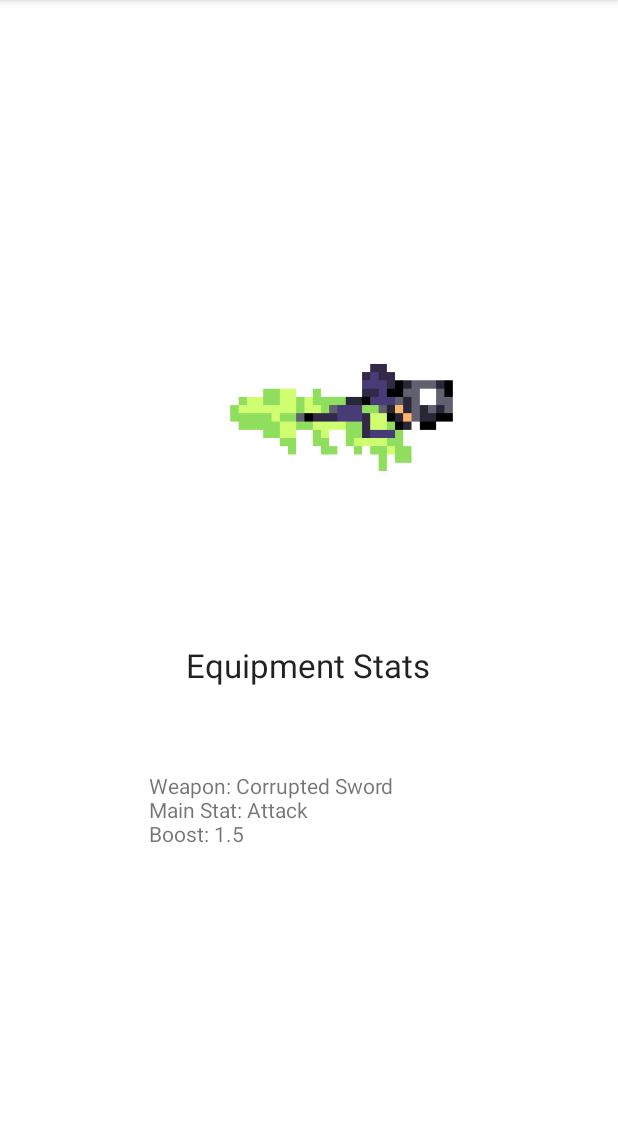
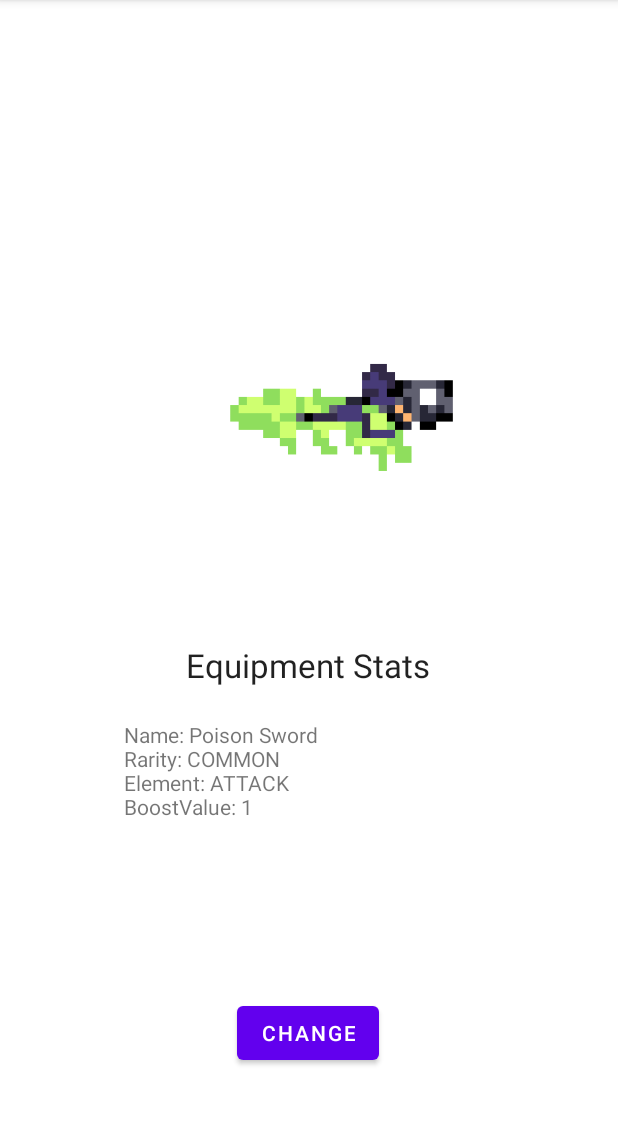
Before and after one commit to AnishAnamProjects/walk-warriors, an Android app: the screen it shows after launch (EquipmentActivity), in the options menu, after a tap on "Equipment", on a phone screen of 412 x 824 dp, the part 84-1209 px from its top. Run offline under Robolectric (Android 15) with nearby library versions, the phone set to English and light mode, and no system bars.

Commit message:
Equipment Change Successful

```diff
--- a/app/src/main/AndroidManifest.xml
+++ b/app/src/main/AndroidManifest.xml
@@ -13,6 +13,9 @@
         android:supportsRtl="true"
         android:theme="@style/Theme.WalkWarriors"
         tools:targetApi="31">
+        <activity
+            android:name=".ChangeEquipmentActivity"
+            android:exported="false" />
         <activity
             android:name=".EquipmentSummon"
             android:exported="false" />
--- a/app/src/main/java/com/example/walkwarriors/Equipment.java
+++ b/app/src/main/java/com/example/walkwarriors/Equipment.java
@@ -6,6 +6,8 @@ import android.graphics.drawable.Drawable;
 import android.media.Image;
 
 import androidx.annotation.DrawableRes;
+
+import java.io.Serializable;
 
 enum Rarity {
     COMMON,
@@ -26,7 +28,7 @@ enum Type {
     ARMOR
 }
 
-public class Equipment {
+public class Equipment implements Serializable {
     private String name;
     private Rarity rarity;
     private Element element;
@@ -68,4 +70,12 @@ public class Equipment {
         this.boostValue = boostValue;
         this.image = image;
     }
+
+    public String getEquipmentString(){
+        String equipString = "Name: " + name + "\n"+
+                "Rarity: " + rarity + "\n"+
+                "Element: " + element + "\n"+
+                "BoostValue: " + boostValue + "\n";
+        return equipString;
+    }
 }
--- a/app/src/main/java/com/example/walkwarriors/EquipmentActivity.java
+++ b/app/src/main/java/com/example/walkwarriors/EquipmentActivity.java
@@ -1,24 +1,74 @@
 package com.example.walkwarriors;
 
-import androidx.annotation.DrawableRes;
+import androidx.activity.result.ActivityResult;
+import androidx.activity.result.ActivityResultCallback;
+import androidx.activity.result.ActivityResultLauncher;
+import androidx.activity.result.contract.ActivityResultContracts;
 import androidx.appcompat.app.AppCompatActivity;
 
+import android.app.Activity;
 import android.content.Intent;
-import android.media.Image;
 import android.os.Bundle;
+import android.view.View;
+import android.widget.Button;
 import android.widget.ImageView;
+import android.widget.TextView;
 
 public class EquipmentActivity extends AppCompatActivity {
     private ImageView weapon;
+    private Equipment currentEquipment;
+    private TextView weaponInfo;
+
     @Override
     protected void onCreate(Bundle savedInstanceState) {
         super.onCreate(savedInstanceState);
         setContentView(R.layout.activity_equipment);
         Intent intent = getIntent();
-        int mainWeapon = (int)intent.getSerializableExtra("equipmentID");
-        weapon = (ImageView)findViewById(R.id.weaponView);
+        int mainWeapon;
+        try {
+            currentEquipment = (Equipment) intent.getSerializableExtra("equipmentID");
+            mainWeapon = currentEquipment.getImage();
+        } catch (Exception e) {
+            mainWeapon = (int) currentEquipment.getImage();
+        }
+        weapon = (ImageView) findViewById(R.id.weaponView);
+        weaponInfo = (TextView) findViewById(R.id.EquipmentData);
+        weaponInfo.setText(currentEquipment.getEquipmentString());
         weapon.setImageResource(mainWeapon);
 
+        Button button = (Button) findViewById(R.id.changeButton);
+//        button.setOnClickListener(new View.OnClickListener() {
+//            public void onClick(View v) {
+//                openChangeEquipmentActivity();
+//            }
+//        });
+        button.setOnClickListener(new View.OnClickListener() {
+            @Override
+            public void onClick(View v) {
+                Intent intent = new Intent(EquipmentActivity.this, ChangeEquipmentActivity.class);
+                intent.putExtra("equipments", new EquipmentLibrary().getEquipments());
+                changeEquipmentActivityResultLauncher.launch(intent);
+            }
+        });
     }
 
+    private ActivityResultLauncher<Intent> changeEquipmentActivityResultLauncher = registerForActivityResult(
+            new ActivityResultContracts.StartActivityForResult(),
+            new ActivityResultCallback<ActivityResult>() {
+                @Override
+                public void onActivityResult(ActivityResult result) {
+                    if (result.getResultCode() == Activity.RESULT_OK) {
+                        Intent data = result.getData();
+                        // Do something with data
+                        currentEquipment = (Equipment) data.getSerializableExtra("currentlyEquipped");
+                        int mainWeapon = (int) currentEquipment.getImage();
+//                        weapon = (ImageView) findViewById(R.id.weaponView);
+                        weapon.setImageResource(mainWeapon);
+                        weaponInfo.setText(currentEquipment.getEquipmentString());
+                        Intent intent  = new Intent(EquipmentActivity.this, MainActivity.class);
+                        intent.putExtra("currentlyEquipped", currentEquipment);
+                        setResult(RESULT_OK, intent);
+                    }
+                }
+            });
 }
--- a/app/src/main/java/com/example/walkwarriors/EquipmentLibrary.java
+++ b/app/src/main/java/com/example/walkwarriors/EquipmentLibrary.java
@@ -12,12 +12,12 @@ public class EquipmentLibrary {
         return equipments;
     }
 
-    public EquipmentLibrary() {
+    public EquipmentLibrary()  {
         equipments = new ArrayList<>();
-        equipments.add(new Equipment("Sword", Rarity.COMMON, Element.ATTACK, Type.WEAPON, 1, R.drawable.sword));
-        equipments.add(new Equipment("Spear", Rarity.COMMON, Element.ATTACK, Type.WEAPON, 2, 0));
-        equipments.add(new Equipment("Axe", Rarity.COMMON, Element.ATTACK, Type.WEAPON, 3, 0));
-        equipments.add(new Equipment("Claymore", Rarity.RARE, Element.ATTACK, Type.WEAPON, 5, 0));
-        equipments.add(new Equipment("Zweihander", Rarity.EPIC, Element.ATTACK, Type.WEAPON, 10, 0));
+        equipments.add(new Equipment("Poison Sword", Rarity.COMMON, Element.ATTACK, Type.WEAPON, 1, R.drawable.sword));
+        equipments.add(new Equipment("Steel Trident", Rarity.COMMON, Element.ATTACK, Type.WEAPON, 2, R.drawable.trident_2));
+        equipments.add(new Equipment("Duelling Daggers", Rarity.COMMON, Element.ATTACK, Type.WEAPON, 3, R.drawable.dagger));
+        equipments.add(new Equipment("Inferno Trident", Rarity.RARE, Element.ATTACK, Type.WEAPON, 5, R.drawable.trident));
+        equipments.add(new Equipment("The Last Sword", Rarity.EPIC, Element.ATTACK, Type.WEAPON, 10, R.drawable.sword));
     }
 }
--- a/app/src/main/java/com/example/walkwarriors/MainActivity.java
+++ b/app/src/main/java/com/example/walkwarriors/MainActivity.java
@@ -1,11 +1,15 @@
 package com.example.walkwarriors;
 
+import androidx.activity.result.ActivityResult;
+import androidx.activity.result.ActivityResultCallback;
+import androidx.activity.result.ActivityResultLauncher;
+import androidx.activity.result.contract.ActivityResultContracts;
 import androidx.annotation.NonNull;
 import androidx.appcompat.app.AppCompatActivity;
 
+import android.app.Activity;
 import android.content.Context;
 import android.content.Intent;
-import android.content.SharedPreferences;
 import android.view.Menu;
 import android.view.MenuInflater;
 import android.view.MenuItem;
@@ -13,15 +17,12 @@ import android.hardware.Sensor;
 import android.hardware.SensorEvent;
 import android.hardware.SensorEventListener;
 import android.hardware.SensorManager;
-import android.view.View;
 import android.widget.Button;
 import android.widget.ImageView;
 import android.widget.ProgressBar;
 import android.widget.TextView;
 import android.os.Bundle;
 import android.widget.Toast;
-
-import java.io.Serializable;
 
 public class MainActivity extends AppCompatActivity implements SensorEventListener {
     SensorManager sensorManager;
@@ -66,7 +67,7 @@ public class MainActivity extends AppCompatActivity implements SensorEventListen
     // Equipment Selection
     private void openEquipmentActivity() {
         Intent intent  = new Intent(this, EquipmentActivity.class);
-        intent.putExtra("equipmentID", mainCharacter.weapon.getImage());
+        intent.putExtra("equipmentID", mainCharacter.weapon);
         startActivity(intent);
     }
     // Level Up
@@ -146,10 +147,13 @@ public class MainActivity extends AppCompatActivity implements SensorEventListen
                     mainCharacter.heroSprite = 0;
                 }
                 return true;
-            case R.id.equipment:
-                openEquipmentActivity();
-
+            case R.id.equipment: {
+//                openEquipmentActivity();
+                Intent intent = new Intent(MainActivity.this, EquipmentActivity.class);
+                intent.putExtra("equipmentID", mainCharacter.weapon);
+                equipmentActivityResultLauncher.launch(intent);
                 return true;
+            }
             case R.id.weaponSummon:
                 openEquipmentSummonActivity();
                 return true;
@@ -159,5 +163,19 @@ public class MainActivity extends AppCompatActivity implements SensorEventListen
         return super.onOptionsItemSelected(item);
     }
 
+    private ActivityResultLauncher<Intent> equipmentActivityResultLauncher = registerForActivityResult(
+            new ActivityResultContracts.StartActivityForResult(),
+            new ActivityResultCallback<ActivityResult>() {
+                @Override
+                public void onActivityResult(ActivityResult result) {
+                    if (result.getResultCode() == Activity.RESULT_OK) {
+                        Intent data = result.getData();
+                        Equipment currentEquipment = (Equipment) data.getSerializableExtra("currentlyEquipped");
+                        mainCharacter.weapon = currentEquipment;
+                        int mainWeapon = (int) currentEquipment.getImage();
+                        weapon.setImageResource(mainWeapon);
+                    }
+                }
+            });
 
 }
--- a/app/src/main/res/layout/activity_equipment.xml
+++ b/app/src/main/res/layout/activity_equipment.xml
@@ -21,14 +21,15 @@
 
     <TextView
         android:id="@+id/EquipmentData"
-        android:layout_width="213dp"
-        android:layout_height="160dp"
+        android:layout_width="246dp"
+        android:layout_height="175dp"
         android:text="Weapon: Corrupted Sword\nMain Stat: Attack\nBoost: 1.5\n"
         app:layout_constraintBottom_toBottomOf="parent"
         app:layout_constraintEnd_toEndOf="parent"
+        app:layout_constraintHorizontal_bias="0.497"
         app:layout_constraintStart_toStartOf="parent"
         app:layout_constraintTop_toBottomOf="@+id/equipmentInfo"
-        app:layout_constraintVertical_bias="0.373" />
+        app:layout_constraintVertical_bias="0.162" />
 
     <ImageView
         android:id="@+id/weaponView"
@@ -41,4 +42,16 @@
         app:layout_constraintTop_toTopOf="parent"
         app:layout_constraintVertical_bias="0.44"
         app:srcCompat="@drawable/trident" />
+
+    <Button
+        android:id="@+id/changeButton"
+        android:layout_width="wrap_content"
+        android:layout_height="wrap_content"
+        android:text="Change"
+        app:layout_constraintBottom_toBottomOf="parent"
+        app:layout_constraintEnd_toEndOf="parent"
+        app:layout_constraintHorizontal_bias="0.498"
+        app:layout_constraintStart_toStartOf="parent"
+        app:layout_constraintTop_toTopOf="parent"
+        app:layout_constraintVertical_bias="0.923" />
 </androidx.constraintlayout.widget.ConstraintLayout>
```
Also changed, not shown: app/src/main/java/com/example/walkwarriors/ChangeEquipmentActivity.java (added, +63 -0 lines), app/src/main/res/layout/activity_change_equipment.xml (added, +28 -0 lines).
